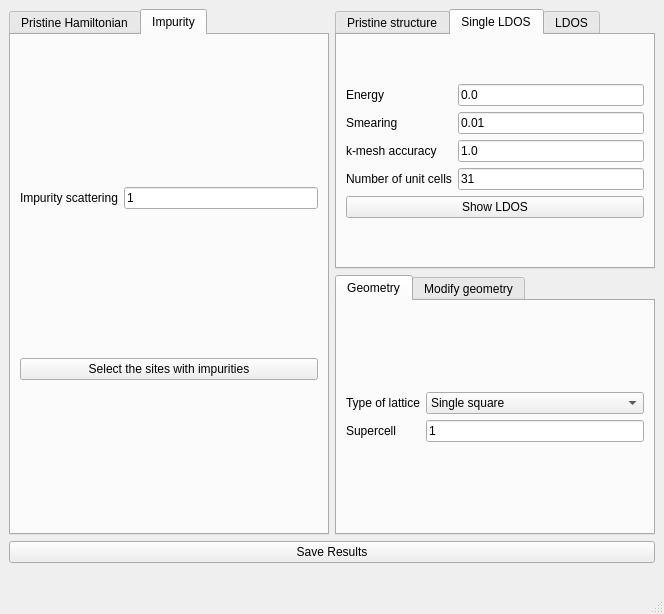
Before: the Qt Designer form interface-pyqt/impurity_embedding/interface.ui in joselado/quantum-honeycomp, drawn with Qt 5.
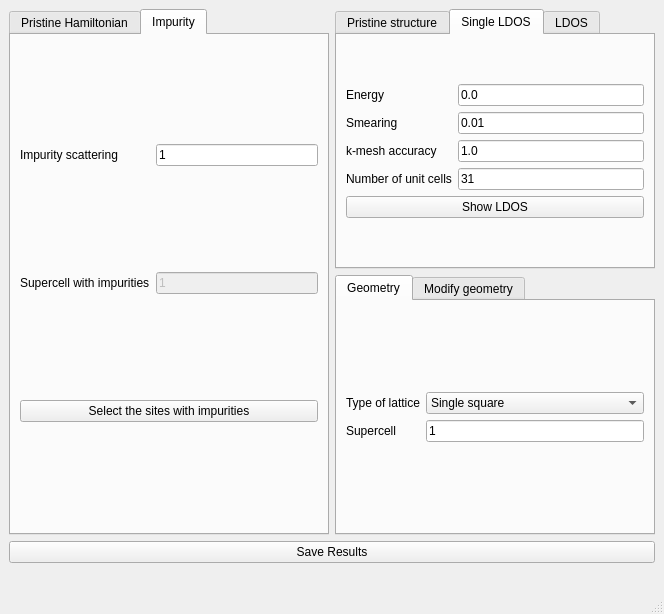
After: the same form once the commit is applied. The open tabs and pages were chosen to show the change.

Patch:
```diff
--- a/interface-pyqt/impurity_embedding/interface.ui
+++ b/interface-pyqt/impurity_embedding/interface.ui
@@ -284,13 +284,30 @@
           </property>
          </widget>
         </item>
-        <item row="1" column="0" colspan="2">
+        <item row="2" column="0" colspan="2">
          <widget class="QPushButton" name="select_impurity_sites">
           <property name="text">
            <string>Select the sites with impurities</string>
           </property>
          </widget>
         </item>
+        <item row="1" column="0">
+         <widget class="QLabel" name="label_19">
+          <property name="text">
+           <string>Supercell with impurities</string>
+          </property>
+         </widget>
+        </item>
+        <item row="1" column="1">
+         <widget class="QLineEdit" name="nsuper_impurity">
+          <property name="enabled">
+           <bool>false</bool>
+          </property>
+          <property name="text">
+           <string>1</string>
+          </property>
+         </widget>
+        </item>
        </layout>
       </widget>
      </widget>
```
